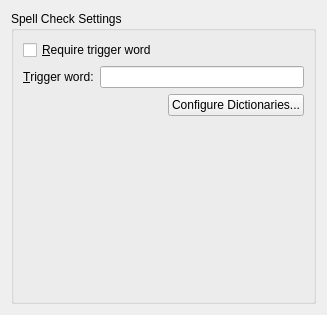
KDE/kdeplasma-addons, file runners/spellchecker/spellcheck_config.ui: the form before one commit.
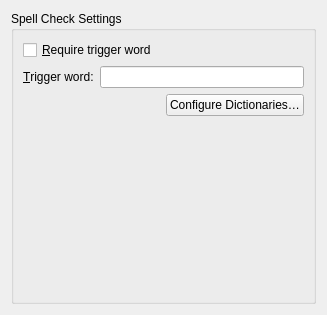
The form after the commit.

```diff
--- a/runners/spellchecker/spellcheck_config.ui
+++ b/runners/spellchecker/spellcheck_config.ui
@@ -59,7 +59,7 @@
         <item>
          <widget class="QPushButton" name="m_openKcmButton">
           <property name="text">
-           <string>Configure Dictionaries...</string>
+           <string>Configure Dictionaries…</string>
           </property>
          </widget>
         </item>
```
